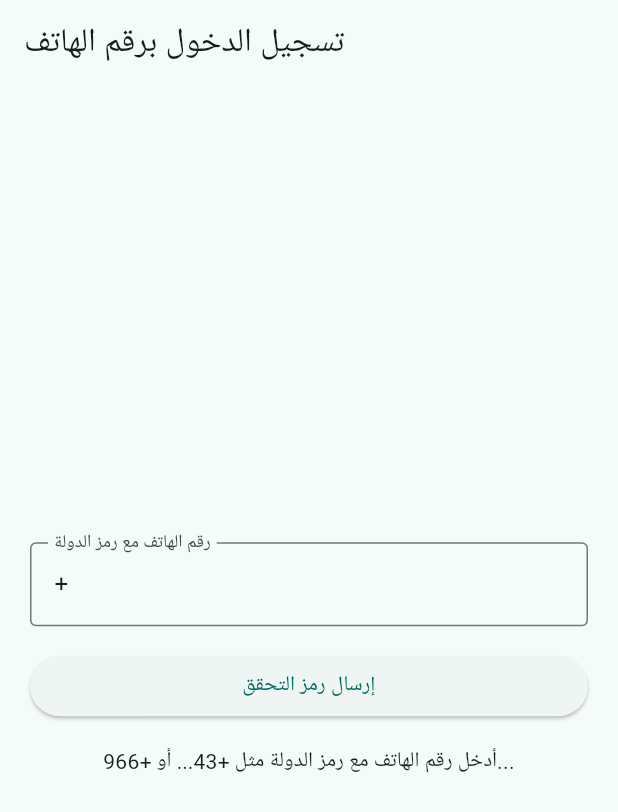
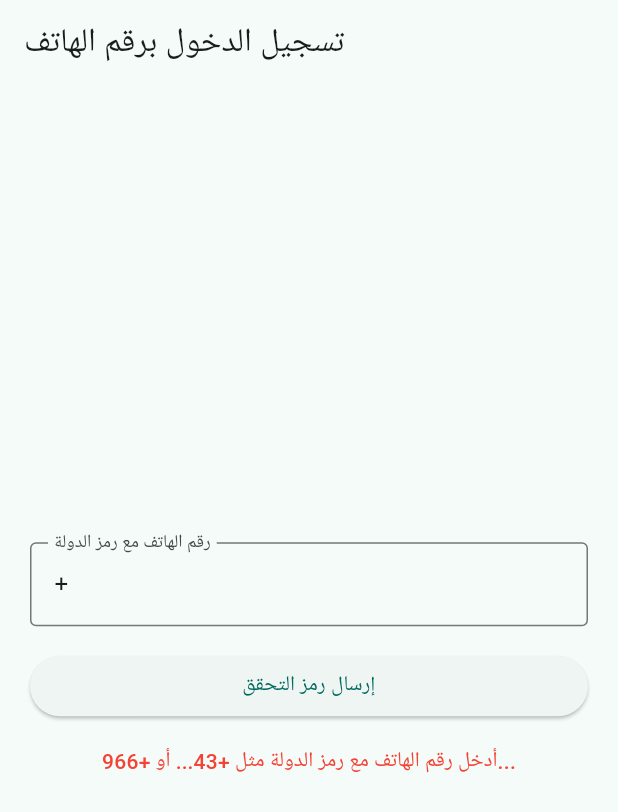
Before and after one commit to mahaahmed11w1-code/wasel-chat, a Flutter app: the screen it shows after launch, after a tap on "إرسال رمز التحقق", on a phone screen of 412 x 824 dp. Shown: the top 812 px of the screen. Run offline on Flutter 3.47's test engine with Material 3 defaults, Android fonts, the phone set to English and light mode, and no system bars; our stand-ins replace firebase_auth, firebase_core; accounts and stored records are empty.

Commit message:
Update phone_auth_screen.dart

```diff
--- a/lib/phone_auth_screen.dart
+++ b/lib/phone_auth_screen.dart
@@ -19,11 +19,13 @@ class _PhoneAuthScreenState extends State<PhoneAuthScreen> {
   bool _codeSent = false;
   bool _isLoading = false;
   String? _statusMessage;
+  bool _isError = false;
 
   Future<void> _sendCode() async {
     final phone = _phoneController.text.trim();
     if (!phone.startsWith('+') || phone.length < 8) {
       setState(() {
+        _isError = true;
         _statusMessage = 'أدخل رقم الهاتف مع رمز الدولة مثل +43... أو +966...';
       });
       return;
@@ -32,8 +34,10 @@ class _PhoneAuthScreenState extends State<PhoneAuthScreen> {
     setState(() {
       _isLoading = true;
       _statusMessage = null;
+      _isError = false;
     });
 
+    try {
       await FirebaseAuth.instance.verifyPhoneNumber(
         phoneNumber: phone,
         timeout: const Duration(seconds: 60),
@@ -41,16 +45,20 @@ class _PhoneAuthScreenState extends State<PhoneAuthScreen> {
           await _signInWithCredential(credential);
         },
         verificationFailed: (FirebaseAuthException e) {
+          if (!mounted) return;
           setState(() {
             _isLoading = false;
-          _statusMessage = e.message ?? 'فشل إرسال رمز التحقق';
+            _isError = true;
+            _statusMessage = e.message ?? 'فشل إرسال رمز التحقق (${e.code})';
           });
         },
         codeSent: (String verificationId, int? resendToken) {
+          if (!mounted) return;
           setState(() {
             _verificationId = verificationId;
             _codeSent = true;
             _isLoading = false;
+            _isError = false;
             _statusMessage = 'تم إرسال رمز التحقق إلى $phone';
           });
         },
@@ -58,12 +66,21 @@ class _PhoneAuthScreenState extends State<PhoneAuthScreen> {
           _verificationId = verificationId;
         },
       );
+    } catch (e) {
+      if (!mounted) return;
+      setState(() {
+        _isLoading = false;
+        _isError = true;
+        _statusMessage = 'خطأ غير متوقع: $e';
+      });
+    }
   }
 
   Future<void> _verifyCode() async {
     final code = _otpController.text.trim();
     if (_verificationId == null || code.isEmpty) {
       setState(() {
+        _isError = true;
         _statusMessage = 'أدخل رمز التحقق المكوّن من 6 أرقام';
       });
       return;
@@ -72,6 +89,7 @@ class _PhoneAuthScreenState extends State<PhoneAuthScreen> {
     setState(() {
       _isLoading = true;
       _statusMessage = null;
+      _isError = false;
     });
 
     final credential = PhoneAuthProvider.credential(
@@ -92,7 +110,15 @@ class _PhoneAuthScreenState extends State<PhoneAuthScreen> {
       if (!mounted) return;
       setState(() {
         _isLoading = false;
-        _statusMessage = e.message ?? 'رمز التحقق غير صحيح';
+        _isError = true;
+        _statusMessage = e.message ?? 'رمز التحقق غير صحيح (${e.code})';
+      });
+    } catch (e) {
+      if (!mounted) return;
+      setState(() {
+        _isLoading = false;
+        _isError = true;
+        _statusMessage = 'فشل تسجيل الدخول: $e';
       });
     }
   }
@@ -129,7 +155,11 @@ class _PhoneAuthScreenState extends State<PhoneAuthScreen> {
                 child: ElevatedButton(
                   onPressed: _isLoading ? null : _sendCode,
                   child: _isLoading
-                      ? const CircularProgressIndicator()
+                      ? const SizedBox(
+                          height: 20,
+                          width: 20,
+                          child: CircularProgressIndicator(strokeWidth: 2),
+                        )
                       : const Text('إرسال رمز التحقق'),
                 ),
               ),
@@ -149,7 +179,11 @@ class _PhoneAuthScreenState extends State<PhoneAuthScreen> {
                 child: ElevatedButton(
                   onPressed: _isLoading ? null : _verifyCode,
                   child: _isLoading
-                      ? const CircularProgressIndicator()
+                      ? const SizedBox(
+                          height: 20,
+                          width: 20,
+                          child: CircularProgressIndicator(strokeWidth: 2),
+                        )
                       : const Text('تأكيد الدخول'),
                 ),
               ),
@@ -170,6 +204,10 @@ class _PhoneAuthScreenState extends State<PhoneAuthScreen> {
               Text(
                 _statusMessage!,
                 textAlign: TextAlign.center,
+                style: TextStyle(
+                  color: _isError ? Colors.red : Colors.green,
+                  fontWeight: FontWeight.w500,
+                ),
               ),
             ],
           ],
```
Lines whose indentation alone changed are shown as unchanged.
